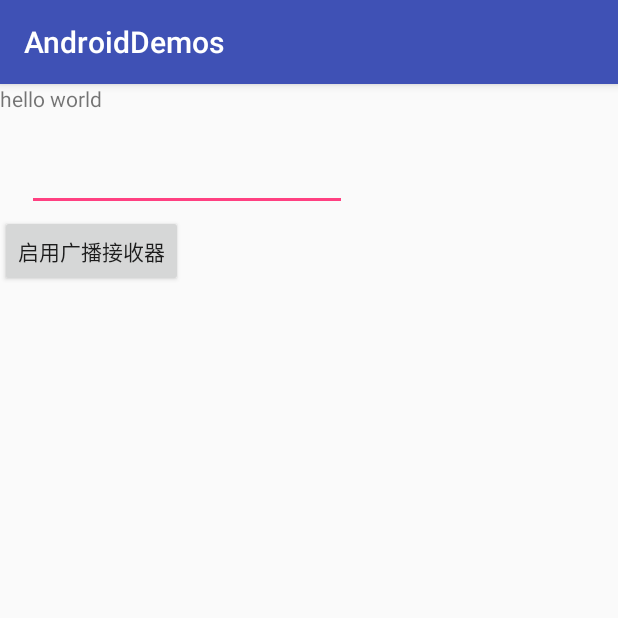
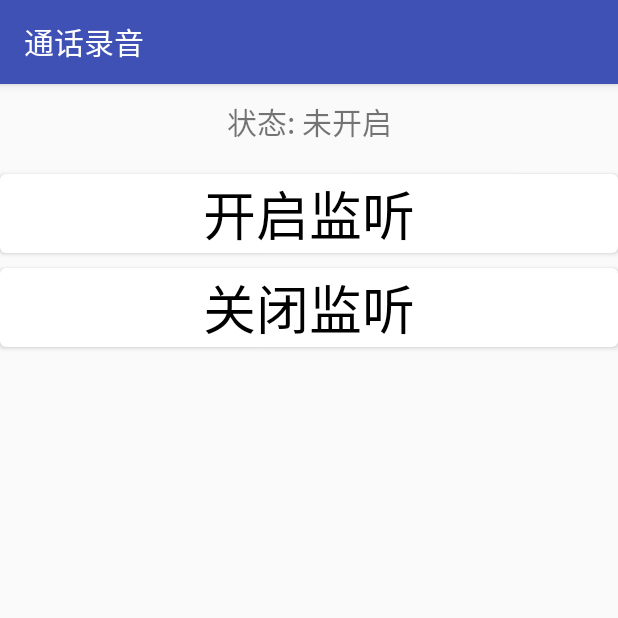
Before and after one commit to VictorChow/AndroidDemos, an Android app: the TelephonyActivity screen opened directly, with no data from a screen before it, on a phone screen of 412 x 824 dp, the top half of it. Run offline under Robolectric (Android 15) with nearby library versions, the phone set to English and light mode, and no system bars; our stand-ins replace ButterKnife.

Commit message:
添加查看已安装应用

```diff
--- a/app/build.gradle
+++ b/app/build.gradle
@@ -31,4 +31,6 @@ dependencies {
     compile 'com.android.support:support-v4:23.1.1'
     compile 'com.jakewharton:butterknife:7.0.1'
     compile 'com.android.support:recyclerview-v7:23.1.1'
+    compile 'com.android.support:support-v4:23.1.1'
+    compile 'com.android.support:design:23.1.1'
 }
--- a/app/src/main/java/demos/activity/BaseActivity.java
+++ b/app/src/main/java/demos/activity/BaseActivity.java
@@ -1,16 +1,19 @@
 package demos.activity;
 
+import android.app.Activity;
 import android.content.Context;
 import android.os.Bundle;
-import android.support.annotation.Nullable;
 import android.support.v7.app.AppCompatActivity;
 
 public class BaseActivity extends AppCompatActivity {
     protected Context mContext;
+    protected Activity mActivity;
 
     @Override
-    protected void onCreate(@Nullable Bundle savedInstanceState) {
+    protected void onCreate(Bundle savedInstanceState) {
         super.onCreate(savedInstanceState);
         mContext = this;
+        mActivity = this;
     }
+
 }
--- a/app/src/main/java/demos/activity/TelephonyActivity.java
+++ b/app/src/main/java/demos/activity/TelephonyActivity.java
@@ -1,56 +1,73 @@
 package demos.activity;
 
-import android.content.SharedPreferences;
+import android.content.IntentFilter;
 import android.os.Bundle;
-import android.preference.PreferenceManager;
-import android.util.Log;
-import android.widget.Button;
-import android.widget.EditText;
-import android.widget.Toast;
+import android.view.View;
+import android.widget.TextView;
 
 import com.victor.androiddemos.R;
 
-import demos.AndroidDemos;
+import butterknife.Bind;
+import butterknife.ButterKnife;
+import butterknife.OnClick;
+import demos.receiver.TelephonyReceiver;
+import demos.util.ShowToast;
 
 public class TelephonyActivity extends BaseActivity {
 
-    private Button btnSend = null; // 按钮
-    private EditText etTelNumber;//手机号输入框
-//	private TextView distxtView;
+//    <receiver android:name="demos.receiver.TelephonyReceiver">
+//    <intent-filter>
+//    <action android:name="android.intent.action.PHONE_STATE" />
+//    <action android:name="android.intent.action.BOOT_COMPLETED" />
+//    <action android:name="android.intent.action.NEW_OUTGOING_CALL" />
+//    </intent-filter>
+//    </receiver>
 
-    private static final String TAG = "MainActivity";
-    private String tTelNum = "";
+    private TelephonyReceiver telephonyReceiver;
+    private IntentFilter filter;
+    private boolean isRunning;
 
-    //利用sp全局保存手机号码
-    SharedPreferences sharedPreferences;
+    @Bind(R.id.tv_phone_status)
+    TextView tvPhoneStatus;
+
+    @OnClick({R.id.btn_start_watch, R.id.btn_stop_watch})
+    void onItemClick(View v) {
+        switch (v.getId()) {
+            case R.id.btn_start_watch:
+                if (!isRunning) {
+                    registerReceiver(telephonyReceiver, filter);
+                    isRunning = true;
+                    ShowToast.shortToast("已开启监听");
+                    tvPhoneStatus.setText("状态: 已开启");
+                } else {
+                    ShowToast.shortToast("已经在监听了");
+                }
+                break;
+            case R.id.btn_stop_watch:
+                if (isRunning) {
+                    unregisterReceiver(telephonyReceiver);
+                    isRunning = false;
+                    ShowToast.shortToast("已关闭监听");
+                    tvPhoneStatus.setText("状态: 未开启");
+                } else {
+                    ShowToast.shortToast("未开启监听");
+                }
+                break;
+        }
+    }
+
     @Override
     protected void onCreate(Bundle savedInstanceState) {
         super.onCreate(savedInstanceState);
         setContentView(R.layout.activity_telephony);
-        sharedPreferences = PreferenceManager.getDefaultSharedPreferences(AndroidDemos.getInstance());
-
-        btnSend = (Button) super.findViewById(R.id.btn_startbroadcast);
-        etTelNumber = (EditText) findViewById(R.id.editTelNum);
-//		distxtView = (TextView) findViewById(R.id.textView2);
-
-
-        etTelNumber.setText(sharedPreferences.getString("phoneNum", ""));
-
-        btnSend.setOnClickListener(v -> {
-            //实例化广播接收器，原因是广播在Android4.0之后不能自启。
-            tTelNum = etTelNumber.getText().toString().trim();
-
-
-            if (tTelNum.length() < 9 || tTelNum.isEmpty()) {
-                Toast toast = Toast.makeText(mContext,"号码错误:不足9位", Toast.LENGTH_SHORT);
-                toast.show();
-            } else {
-                Log.i(TAG, "onStart BroadcastReceiverUtil");
-                Toast.makeText(mContext, "监听广播已经开启", Toast.LENGTH_SHORT).show();
-                sharedPreferences.edit().putString("phoneNum", tTelNum).commit();
-                Log.i(TAG, "onStart BroadcastReceiverUtil");
-            }
-        });
-
+        ButterKnife.bind(this);
+        if (getSupportActionBar() != null) {
+            getSupportActionBar().setTitle("通话录音");
+        }
+        telephonyReceiver = new TelephonyReceiver();
+        filter = new IntentFilter();
+        filter.addAction("android.intent.action.PHONE_STATE");
+        filter.addAction("android.intent.action.BOOT_COMPLETED");
+        filter.addAction("android.intent.action.NEW_OUTGOING_CALL");
     }
 }
--- a/app/src/main/java/demos/fragment/FunctionFragment.java
+++ b/app/src/main/java/demos/fragment/FunctionFragment.java
@@ -12,6 +12,7 @@ import com.victor.androiddemos.R;
 
 import butterknife.ButterKnife;
 import butterknife.OnClick;
+import demos.activity.AppInfoActivity;
 import demos.activity.RecyclerViewActivity;
 import demos.activity.ServiceActivity;
 import demos.activity.SlideToCloseActivity;
@@ -22,7 +23,7 @@ import demos.activity.TelephonyActivity;
 public class FunctionFragment extends Fragment {
 
     @OnClick({R.id.btn_slide_close, R.id.btn_service, R.id.btn_recycler_view, R.id.btn_sms_monitor,
-            R.id.btn_telephony_monitor})
+            R.id.btn_telephony_monitor, R.id.btn_installed_app})
     void onItemClick(View v) {
         switch (v.getId()) {
             case R.id.btn_slide_close:
@@ -39,6 +40,9 @@ public class FunctionFragment extends Fragment {
                 break;
             case R.id.btn_telephony_monitor:
                 startActivity(new Intent(getActivity(), TelephonyActivity.class));
+                break;
+            case R.id.btn_installed_app:
+                startActivity(new Intent(getActivity(), AppInfoActivity.class));
                 break;
 
         }
--- a/app/src/main/res/layout/activity_telephony.xml
+++ b/app/src/main/res/layout/activity_telephony.xml
@@ -1,40 +1,34 @@
-<RelativeLayout xmlns:android="http://schemas.android.com/apk/res/android"
+<?xml version="1.0" encoding="utf-8"?>
+<LinearLayout xmlns:android="http://schemas.android.com/apk/res/android"
     android:layout_width="match_parent"
-    android:layout_height="match_parent">
+    android:layout_height="match_parent"
+    android:orientation="vertical">
 
     <TextView
-        android:id="@+id/textView1"
-        android:layout_width="wrap_content"
-        android:layout_height="wrap_content"
-        android:text="hello world" />
+        android:id="@+id/tv_phone_status"
+        android:layout_width="match_parent"
+        android:layout_height="50dp"
+        android:gravity="center"
+        android:text="状态: 未开启"
+        android:textSize="20sp" />
 
     <Button
-        android:id="@+id/btn_startbroadcast"
-        android:layout_width="wrap_content"
+        android:id="@+id/btn_start_watch"
+        android:layout_width="match_parent"
         android:layout_height="wrap_content"
-        android:layout_alignParentLeft="true"
-        android:layout_below="@+id/textView1"
-        android:layout_marginTop="68dp"
-        android:text="启用广播接收器" />
+        android:layout_marginTop="10dp"
+        android:background="@drawable/bg_ripple"
+        android:text="开启监听"
+        android:textColor="#000000"
+        android:textSize="35sp" />
 
-    <TextView
-        android:id="@+id/textView2"
-        android:layout_width="wrap_content"
+    <Button
+        android:id="@+id/btn_stop_watch"
+        android:layout_width="match_parent"
         android:layout_height="wrap_content"
-        android:layout_alignParentLeft="true"
-        android:layout_below="@+id/textView1"
-        android:layout_marginTop="20dp" />
-
-    <EditText
-        android:id="@+id/editTelNum"
-        android:layout_width="wrap_content"
-        android:layout_height="wrap_content"
-        android:layout_alignTop="@+id/textView2"
-        android:layout_marginLeft="18dp"
-        android:layout_toRightOf="@+id/textView2"
-        android:ems="10">
-
-        <requestFocus />
-    </EditText>
-
-</RelativeLayout>
+        android:layout_marginTop="10dp"
+        android:background="@drawable/bg_ripple"
+        android:text="关闭监听"
+        android:textColor="#000000"
+        android:textSize="35sp" />
+</LinearLayout>
--- /dev/null
+++ b/app/src/main/res/layout/fragment_app_info.xml
@@ -0,0 +1,5 @@
+<?xml version="1.0" encoding="utf-8"?>
+<android.support.v7.widget.RecyclerView xmlns:android="http://schemas.android.com/apk/res/android"
+    android:layout_width="match_parent"
+    android:id="@+id/rv_app_info"
+    android:layout_height="match_parent" />
--- a/app/src/main/res/values/strings.xml
+++ b/app/src/main/res/values/strings.xml
@@ -1,3 +1,6 @@
 <resources>
     <string name="app_name">AndroidDemos</string>
+
+    <!-- TODO: Remove or change this placeholder text -->
+    <string name="hello_blank_fragment">Hello blank fragment</string>
 </resources>
```
Also changed, not shown: app/src/main/AndroidManifest.xml (+2 -9 lines), app/src/main/java/demos/activity/AppInfoActivity.java (added, +33 -0 lines), app/src/main/java/demos/adapter/InstalledAppAdapter.java (added, +68 -0 lines), app/src/main/java/demos/adapter/VpAppFragmentAdapter.java (added, +45 -0 lines), app/src/main/java/demos/fragment/AppInfoFragment.java (added, +74 -0 lines), app/src/main/java/demos/fragment/BaseFragment.java (added, +19 -0 lines), app/src/main/java/demos/module/AppModule.java (added, +63 -0 lines), app/src/main/java/demos/receiver/TelephonyReceiver.java (+0 -25 lines), app/src/main/java/demos/service/TelephonyService.java (+10 -79 lines), app/src/main/res/layout/activity_app_info.xml (added, +16 -0 lines), app/src/main/res/layout/fragment_function.xml (+14 -1 lines), app/src/main/res/layout/item_intalled_app.xml (added, +75 -0 lines).
